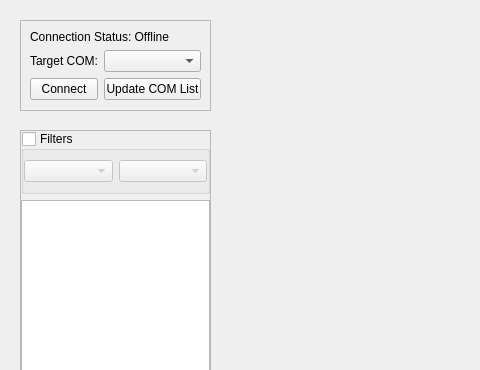
Before: the Qt Designer form GUI/gui/monitoring_interface_01.ui in deep-in-the-pc/Monitoring_Interface_Pavnext, drawn with Qt 5; both pictures show x 0 to 480 and y 0 to 370 of the 1280 by 720 pixel window.
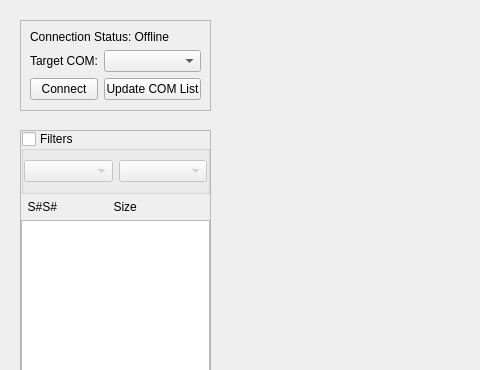
After: the same form once the commit is applied.

Diff of the .ui file:
```diff
--- a/GUI/gui/monitoring_interface_01.ui
+++ b/GUI/gui/monitoring_interface_01.ui
@@ -151,6 +151,16 @@
        </layout>
       </widget>
      </item>
+     <item>
+      <widget class="QLabel" name="sensorEntryLabel">
+       <property name="text">
+        <string>  S#S#                 Size</string>
+       </property>
+       <property name="wordWrap">
+        <bool>true</bool>
+       </property>
+      </widget>
+     </item>
      <item>
       <widget class="QListWidget" name="sensorEntryListWidget"/>
      </item>
```
